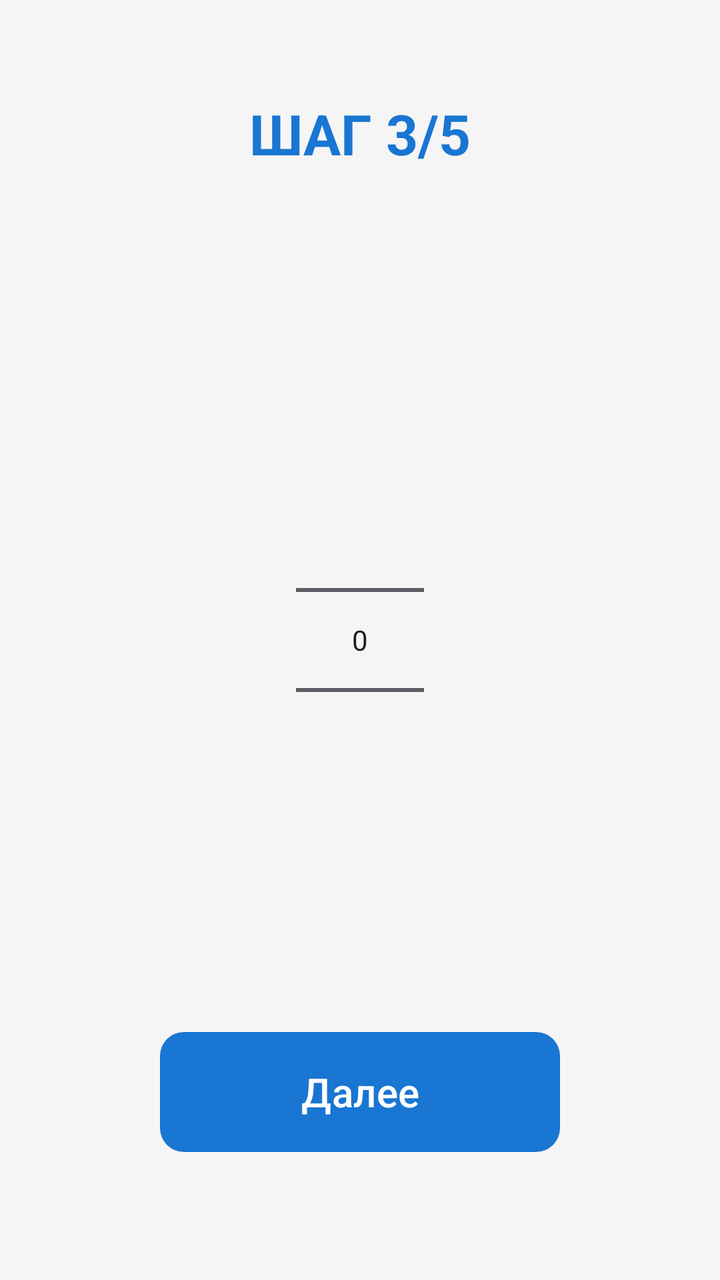
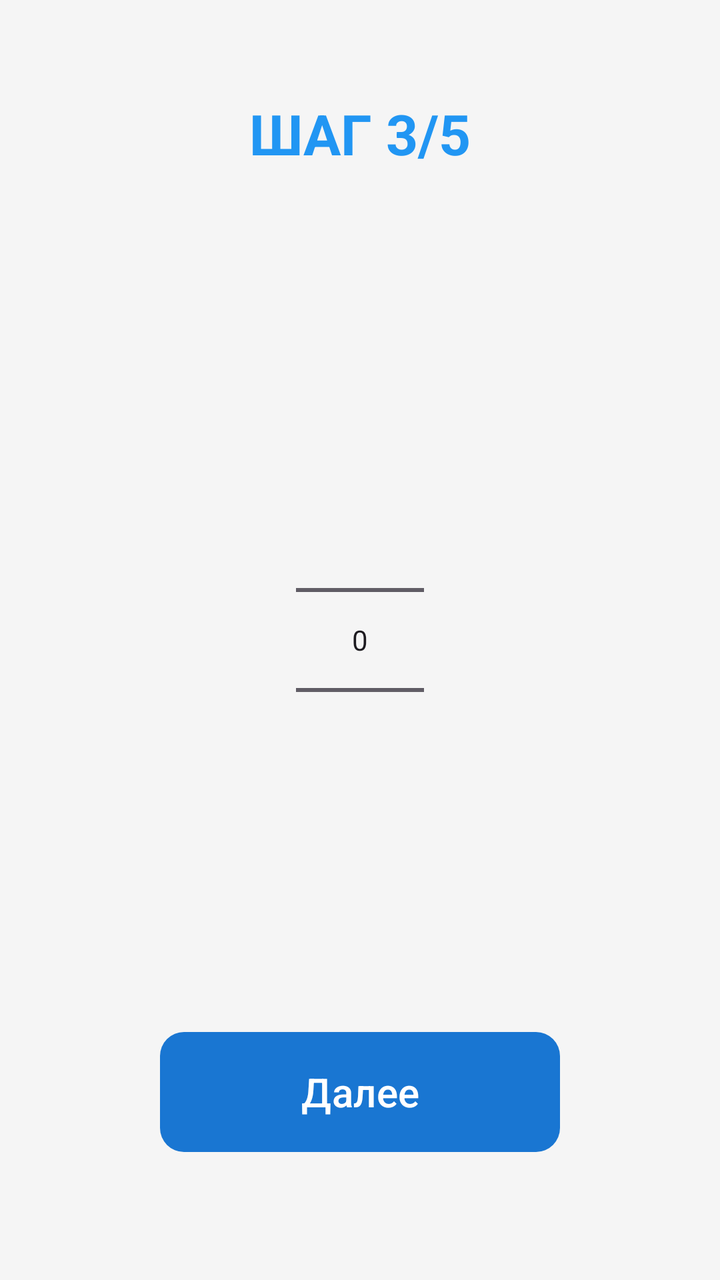

Compare the two renders of this Android layout. The source of the first and the diff that turns it into the second are given below.
<!-- AndroidManifest.xml: application theme Theme.FinancialSuccess -->
<!-- res/layout/step_age.xml -->
<?xml version="1.0" encoding="utf-8"?>
<FrameLayout xmlns:android="http://schemas.android.com/apk/res/android"
    android:layout_width="match_parent"
    android:layout_height="match_parent"
    android:background="@color/background_color">

    <TextView
        android:id="@+id/tvStepTitle"
        android:layout_width="wrap_content"
        android:layout_height="wrap_content"
        android:text="ШАГ 3/5"
        android:textSize="28sp"
        android:textStyle="bold"
        android:textColor="@color/primary_color"
        android:layout_gravity="top|center_horizontal"
        android:layout_marginTop="48dp" />

    <NumberPicker
        android:id="@+id/numberPickerAge"
        android:layout_width="wrap_content"
        android:layout_height="wrap_content"
        android:layout_gravity="center"
        android:min="18"
        android:max="65"
        android:value="25" />

    <Button
        android:id="@+id/btnNextAge"
        android:layout_width="200dp"
        android:layout_height="60dp"
        android:text="Далее"
        android:textSize="20sp"
        android:background="@drawable/btn_primary_bg"
        android:layout_gravity="bottom|center_horizontal"
        android:layout_marginBottom="64dp" />
</FrameLayout>
<!-- resources referenced by this layout -->
<resources>
  <color name="background_color">#F5F5F5</color>
  <color name="primary_color">#1976D2</color>
  <!-- drawable btn_primary_bg (drawable) -->
  <shape xmlns:android="http://schemas.android.com/apk/res/android" android:shape="rectangle">
      <solid android:color="@color/primary_color"/>
      <corners android:radius="12dp"/>
  </shape>
  <style name="Theme.FinancialSuccess" parent="Theme.Material3.DayNight">
          
          <item name="colorPrimary">@color/primary_color</item>
          <item name="colorPrimaryVariant">@color/primary_variant</item>
          <item name="colorOnPrimary">@color/white</item>
          
          
          <item name="colorSecondary">@color/secondary_color</item>
          <item name="colorSecondaryVariant">@color/secondary_variant</item>
          <item name="colorOnSecondary">@color/black</item>
          
          
          <item name="android:colorBackground">@color/background_color</item>
          <item name="colorSurface">@color/surface_color</item>
          <item name="colorOnBackground">@color/text_primary</item>
          <item name="colorOnSurface">@color/text_primary</item>
          
          
          <item name="android:statusBarColor">?attr/colorPrimaryVariant</item>
          
          
          <item name="windowActionBar">false</item>
          <item name="windowNoTitle">true</item>
          
          
          <item name="materialCardViewStyle">@style/Widget.App.CardView</item>
          
          
          <item name="materialButtonStyle">@style/Widget.App.Button</item>
      </style>
  <color name="primary_variant">#0D47A1</color>
  <color name="white">#FFFFFF</color>
  <color name="secondary_color">#FFC107</color>
  <color name="secondary_variant">#FF8F00</color>
  <color name="black">#000000</color>
  <color name="surface_color">#FFFFFF</color>
  <color name="text_primary">#212121</color>
  <style name="Widget.App.CardView" parent="Widget.Material3.CardView.Elevated">
          <item name="cardCornerRadius">12dp</item>
          <item name="cardElevation">4dp</item>
          <item name="contentPadding">16dp</item>
      </style>
  <style name="Widget.App.Button" parent="Widget.Material3.Button">
          <item name="cornerRadius">8dp</item>
          <item name="android:textAllCaps">false</item>
      </style>
</resources>

<!-- the commit's change to res/layout/step_age.xml (unified diff, before → after) -->
@@ -11,7 +11,7 @@
         android:text="ШАГ 3/5"
         android:textSize="28sp"
         android:textStyle="bold"
-        android:textColor="@color/primary_color"
+        android:textColor="@color/asset_blue"
         android:layout_gravity="top|center_horizontal"
         android:layout_marginTop="48dp" />
 
<!-- resource entries referenced after the edit -->
@@ -1,5 +1,6 @@
 <!-- resources referenced by this layout -->
 <resources>
+  <color name="asset_blue">#2196F3</color>
   <color name="background_color">#F5F5F5</color>
   <color name="primary_color">#1976D2</color>
   <!-- drawable btn_primary_bg (drawable) -->
